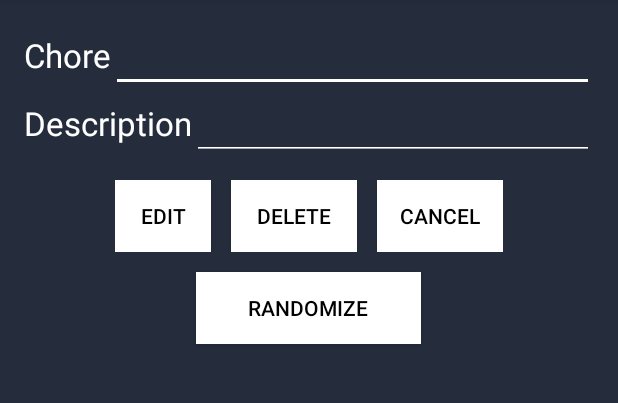
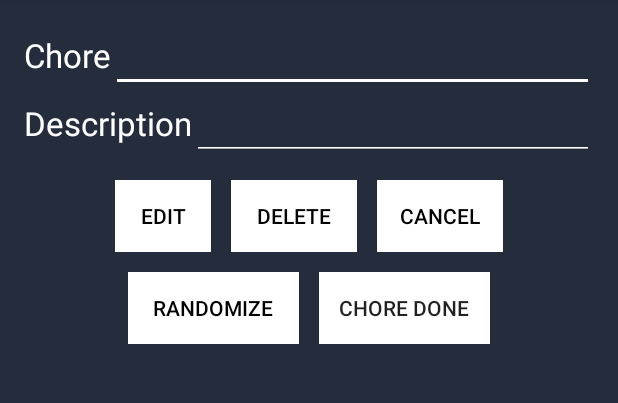
Before and after one commit to Leilatha/Suites, an Android app: the ChoresEdit screen opened directly, with no data from a screen before it, on a phone screen of 412 x 824 dp, the part 84-487 px from its top. Run offline under Robolectric (Android 15) with nearby library versions, the phone set to English and light mode, and no system bars; libraries missing offline, so code that uses them is left out: com.loopj.android, cz.msebera.android; 3 statements that could not run were skipped.

Commit message:
Added Mark Done button in Chores, need to implement

```diff
--- a/app/src/main/java/damson/suites/suites/ChoresEdit.java
+++ b/app/src/main/java/damson/suites/suites/ChoresEdit.java
@@ -48,6 +48,7 @@ public class ChoresEdit extends AppCompatActivity {
         Button cancelButton = (Button)findViewById(R.id.chores_list_edit_Cancel_button);
         Button deleteButton = (Button)findViewById(R.id.chores_list_edit_Delete_button);
         Button randomizeButton = (Button)findViewById(R.id.chores_list_edit_Randomize_button);
+        Button doneButton = (Button)findViewById(R.id.chores_list_edit_mark_done);
         editButton.setOnClickListener(new View.OnClickListener(){
             public void onClick(View v){
                 attemptEdit();
@@ -69,6 +70,11 @@ public class ChoresEdit extends AppCompatActivity {
                 attemptEdit();
                 sendRandomize();
                 finish();
+            }
+        });
+        doneButton.setOnClickListener(new View.OnClickListener(){
+            public void onClick(View v){
+                markDone();
             }
         });
     }
@@ -182,4 +188,8 @@ public class ChoresEdit extends AppCompatActivity {
                     }
                 });
     }
+
+    private void markDone(){
+
+    }
 }
--- a/app/src/main/res/layout/activity_chores_edit.xml
+++ b/app/src/main/res/layout/activity_chores_edit.xml
@@ -124,14 +124,32 @@
                 android:layout_width="20px"
                 android:layout_height="20px" />
 
-            <Button
-                android:layout_width="150dp"
+            <LinearLayout
+                android:orientation="horizontal"
+                android:layout_width="wrap_content"
                 android:layout_height="wrap_content"
-                android:text="Randomize"
-                android:id="@+id/chores_list_edit_Randomize_button"
-                android:background="#FFFFFF"
-                android:textColor="#000000"
-                android:layout_gravity="center_horizontal" />
+                android:layout_gravity="center_horizontal">
+
+                <Button
+                    android:layout_width="114dp"
+                    android:layout_height="wrap_content"
+                    android:text="Randomize"
+                    android:id="@+id/chores_list_edit_Randomize_button"
+                    android:background="#FFFFFF"
+                    android:textColor="#000000" />
+
+                <Space
+                    android:layout_width="20px"
+                    android:layout_height="20px" />
+
+                <Button
+                    android:layout_width="114dp"
+                    android:layout_height="wrap_content"
+                    android:id="@+id/chores_list_edit_mark_done"
+                    android:background="#ffffff"
+                    android:layout_gravity="top"
+                    android:text="Chore Done" />
+            </LinearLayout>
 
         </LinearLayout>
 
```
